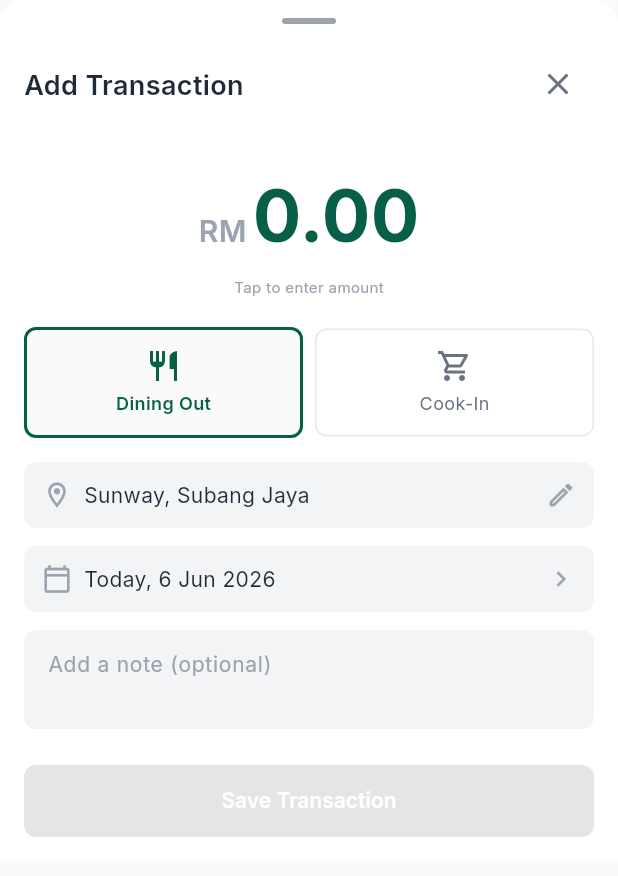
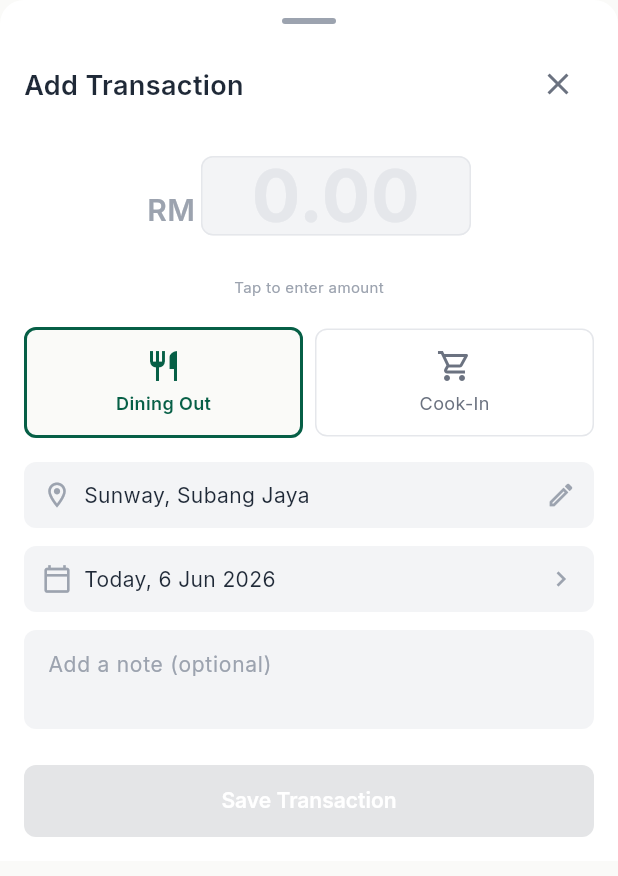
Before and after one commit to Spimy/mapetite, a Flutter app: the _AddTransactionSheet widget shown alone on an empty page, opened directly, on a phone screen of 412 x 824 dp. Shown: the top 876 px of the screen. Run offline on Flutter 3.47's test engine with Material 3 defaults, Android fonts, the light colour scheme and no system bars; our stand-ins replace cached_network_image, dio, fl_chart, flutter_map, flutter_riverpod, flutter_screenutil and 7 more; accounts and stored records are empty.

Commit message:
#5 fix amount field tap by replacing hidden-TextField hack with a real TextField

```diff
--- a/mobile-client/lib/features/budget/widgets/add_transaction_sheet.dart
+++ b/mobile-client/lib/features/budget/widgets/add_transaction_sheet.dart
@@ -190,27 +190,10 @@ class _AddTransactionSheetState
             const SizedBox(height: AppSpacing.xxl),
 
             // ── Large amount input ─────────────────────────────────────────
-            GestureDetector(
-              onTap: () => _amountFocus.requestFocus(),
-              child: SizedBox(
+            SizedBox(
               height: 80,
-                child: Stack(
-                  alignment: Alignment.center,
-                  children: [
-                    Opacity(
-                      opacity: 0,
-                      child: TextField(
-                        controller: _amountCtrl,
-                        focusNode: _amountFocus,
-                        keyboardType: const TextInputType.numberWithOptions(
-                            decimal: true),
-                        decoration: const InputDecoration(
-                            border: InputBorder.none),
-                        style: const TextStyle(fontSize: 1),
-                      ),
-                    ),
-                    Row(
-                      mainAxisSize: MainAxisSize.min,
+              child: Row(
+                mainAxisAlignment: MainAxisAlignment.center,
                 crossAxisAlignment: CrossAxisAlignment.baseline,
                 textBaseline: TextBaseline.alphabetic,
                 children: [
@@ -220,16 +203,31 @@ class _AddTransactionSheetState
                         color: AppColors.neutral400, fontSize: 20),
                   ),
                   const SizedBox(width: 4),
-                        Text(
-                          _amountCtrl.text.isEmpty
-                              ? '0.00'
-                              : _amountCtrl.text,
+                  SizedBox(
+                    width: 180,
+                    child: TextField(
+                      controller: _amountCtrl,
+                      focusNode: _amountFocus,
+                      keyboardType: const TextInputType.numberWithOptions(
+                          decimal: true),
+                      textAlign: TextAlign.center,
                       style: AppTypography.budgetHero,
+                      inputFormatters: [
+                        FilteringTextInputFormatter.allow(
+                            RegExp(r'[\d.]')),
+                      ],
+                      decoration: InputDecoration(
+                        border: InputBorder.none,
+                        hintText: '0.00',
+                        hintStyle: AppTypography.budgetHero.copyWith(
+                          color: AppColors.neutral200,
+                        ),
+                        contentPadding: EdgeInsets.zero,
+                        isDense: true,
+                      ),
+                    ),
                   ),
                 ],
-                    ),
-                  ],
-                ),
               ),
             ),
             Center(
```
Lines whose indentation alone changed are shown as unchanged.
